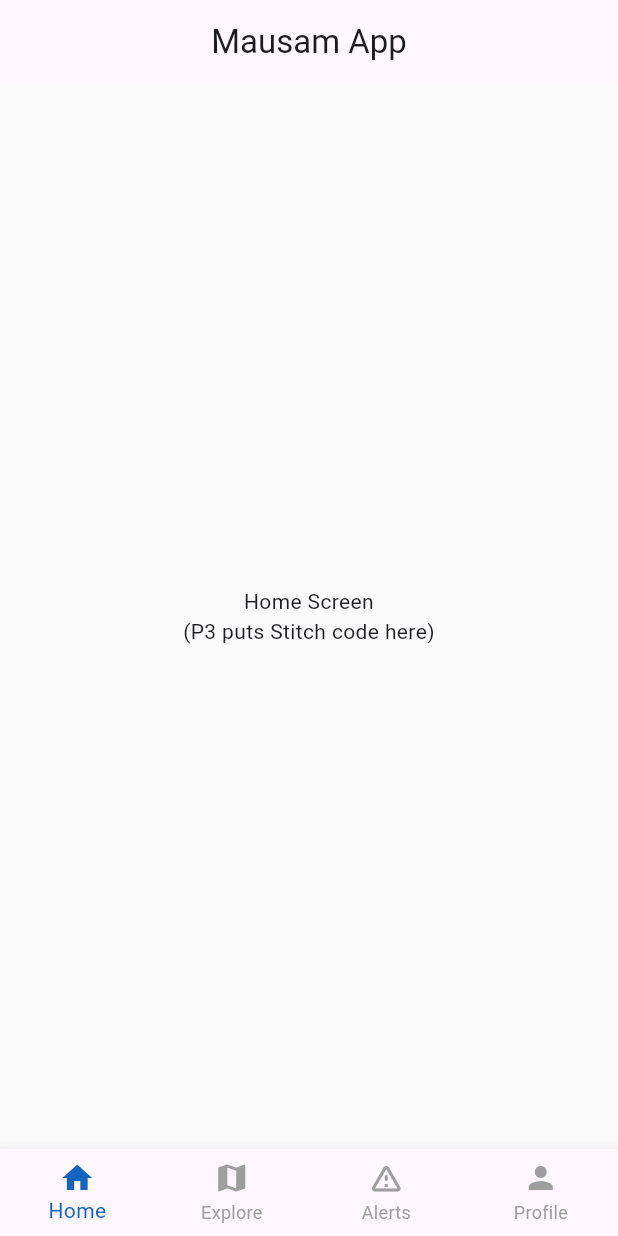
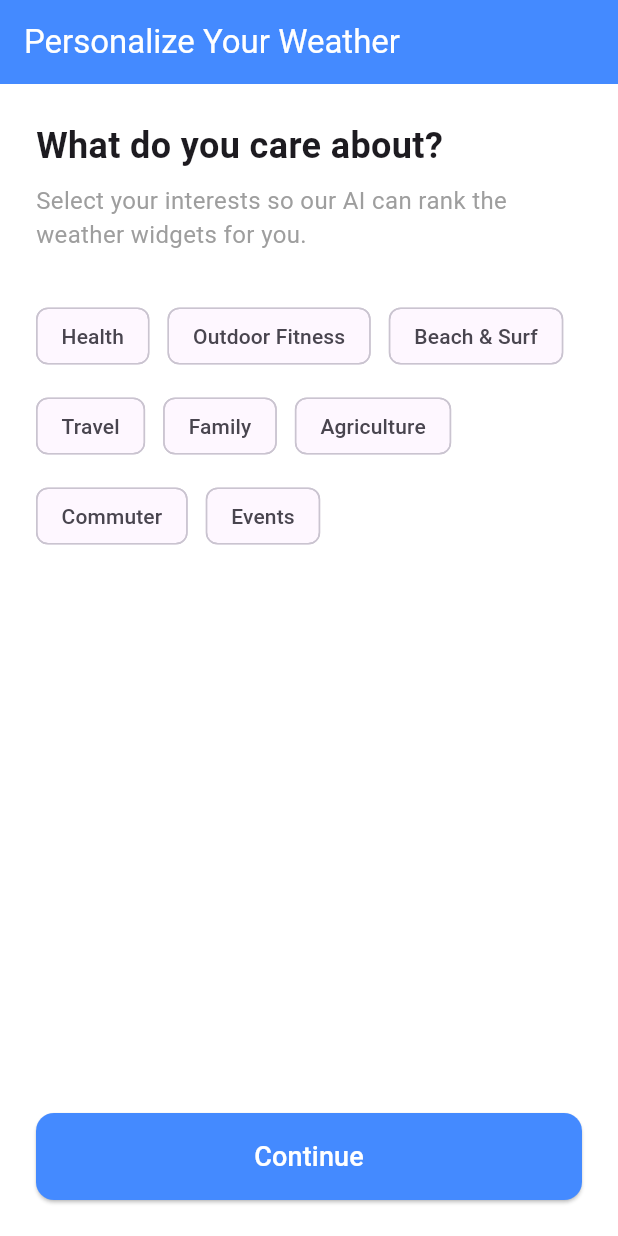
Before and after one commit to Sage4017/Mausam-App, a Flutter app: the screen it shows after launch, on a phone screen of 412 x 824 dp. Run offline on Flutter 3.47's test engine with Material 3 defaults, Android fonts, the phone set to English and light mode, and no system bars; our stand-ins replace dio, flutter_riverpod, shared_preferences.

Commit message:
feat: Add Onboarding Screen for user preferences and API integration

```diff
--- a/mausam_app/lib/main.dart
+++ b/mausam_app/lib/main.dart
@@ -1,6 +1,6 @@
 import 'package:flutter/material.dart';
 import 'package:flutter_riverpod/flutter_riverpod.dart';
-import 'core/main_navigation.dart';
+import 'screens/onboarding/onboarding_screen.dart';
 
 void main() {
   // Wrapping the app in ProviderScope so Riverpod state management works everywhere
@@ -19,7 +19,7 @@ class MausamApp extends StatelessWidget {
         primarySwatch: Colors.blue,
         scaffoldBackgroundColor: Colors.grey.shade50,
       ),
-      home: const MainNavigation(),
+      home: const OnboardingScreen(),
     );
   }
 }
--- /dev/null
+++ b/mausam_app/lib/screens/onboarding/onboarding_screen.dart
@@ -0,0 +1,145 @@
+import 'package:flutter/material.dart';
+import 'package:flutter_riverpod/flutter_riverpod.dart';
+import '../../services/api_client.dart';
+import '../../core/token_storage.dart';
+import '../../core/main_navigation.dart';
+
+class OnboardingScreen extends ConsumerStatefulWidget {
+  const OnboardingScreen({super.key});
+
+  @override
+  ConsumerState<OnboardingScreen> createState() => _OnboardingScreenState();
+}
+
+class _OnboardingScreenState extends ConsumerState<OnboardingScreen> {
+  // The exact categories your backend expects
+  final List<String> _categories = [
+    "Health",
+    "Outdoor Fitness",
+    "Beach & Surf",
+    "Travel",
+    "Family",
+    "Agriculture",
+    "Commuter",
+    "Events"
+  ];
+
+  // Keep track of what the user taps
+  final Set<String> _selectedCategories = {};
+  bool _isLoading = false;
+
+  Future<void> _submitPreferences() async {
+    if (_selectedCategories.isEmpty) {
+      ScaffoldMessenger.of(context).showSnackBar(
+        const SnackBar(content: Text("Please select at least one interest!")),
+      );
+      return;
+    }
+
+    setState(() {
+      _isLoading = true;
+    });
+
+    try {
+      // 1. Format the JSON payload exactly how the Python backend expects it
+      // 1.0 means High Priority, 0.0 means Ignore
+      final Map<String, dynamic> answers = {};
+      for (var category in _categories) {
+        answers[category] = _selectedCategories.contains(category) ? 1.0 : 0.0;
+      }
+
+      // 2. Send the POST request to the Python backend
+      final response = await apiClient.submitOnboarding({"answers": answers});
+
+      // 3. Save the returned user_id to local storage to keep them logged in
+      final userId = response.data['user_id'] ?? 'dummy_user';
+      await TokenStorage.saveToken(userId);
+
+      // 4. Navigate into the main app (Homepage)
+      if (mounted) {
+        Navigator.of(context).pushReplacement(
+          MaterialPageRoute(builder: (context) => const MainNavigation()),
+        );
+      }
+    } catch (e) {
+      ScaffoldMessenger.of(context).showSnackBar(
+        SnackBar(content: Text("Error communicating with backend: $e")),
+      );
+    } finally {
+      if (mounted) {
+        setState(() {
+          _isLoading = false;
+        });
+      }
+    }
+  }
+
+  @override
+  Widget build(BuildContext context) {
+    return Scaffold(
+      backgroundColor: Colors.white,
+      appBar: AppBar(
+        title: const Text("Personalize Your Weather"),
+        backgroundColor: Colors.blueAccent,
+        foregroundColor: Colors.white,
+      ),
+      body: Padding(
+        padding: const EdgeInsets.all(24.0),
+        child: Column(
+          crossAxisAlignment: CrossAxisAlignment.stretch,
+          children: [
+            const Text(
+              "What do you care about?",
+              style: TextStyle(fontSize: 24, fontWeight: FontWeight.bold),
+            ),
+            const SizedBox(height: 8),
+            const Text(
+              "Select your interests so our AI can rank the weather widgets for you.",
+              style: TextStyle(fontSize: 16, color: Colors.grey),
+            ),
+            const SizedBox(height: 32),
+            Wrap(
+              spacing: 12,
+              runSpacing: 12,
+              children: _categories.map((category) {
+                final isSelected = _selectedCategories.contains(category);
+                return FilterChip(
+                  label: Text(category),
+                  selected: isSelected,
+                  selectedColor: Colors.blueAccent.withOpacity(0.2),
+                  checkmarkColor: Colors.blueAccent,
+                  onSelected: (bool selected) {
+                    setState(() {
+                      if (selected) {
+                        _selectedCategories.add(category);
+                      } else {
+                        _selectedCategories.remove(category);
+                      }
+                    });
+                  },
+                );
+              }).toList(),
+            ),
+            const Spacer(),
+            ElevatedButton(
+              onPressed: _isLoading ? null : _submitPreferences,
+              style: ElevatedButton.styleFrom(
+                backgroundColor: Colors.blueAccent,
+                padding: const EdgeInsets.symmetric(vertical: 16),
+                shape: RoundedRectangleBorder(
+                  borderRadius: BorderRadius.circular(12),
+                ),
+              ),
+              child: _isLoading
+                  ? const CircularProgressIndicator(color: Colors.white)
+                  : const Text(
+                      "Continue",
+                      style: TextStyle(fontSize: 18, color: Colors.white),
+                    ),
+            ),
+          ],
+        ),
+      ),
+    );
+  }
+}
```
